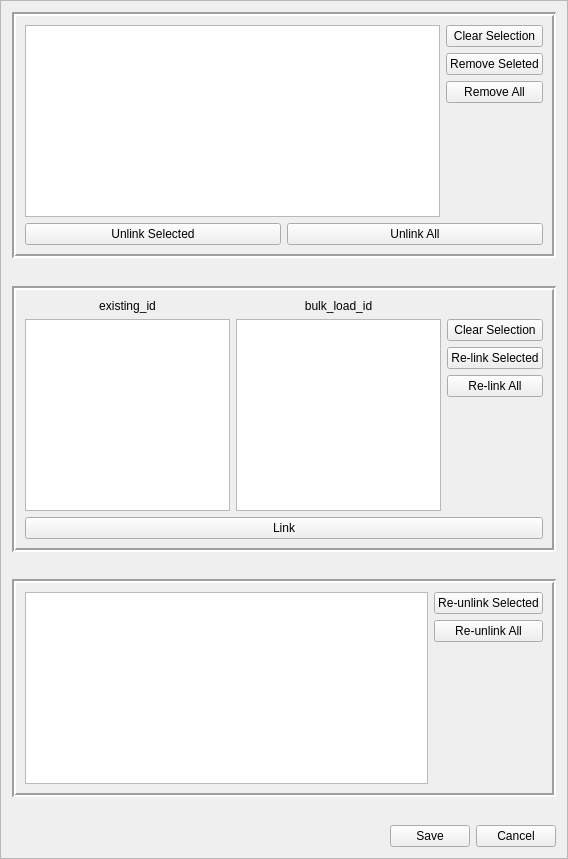
First picture: the form in buildings/gui/alter_building_relationship.ui, repository linz/nz-buildings, before the edit.
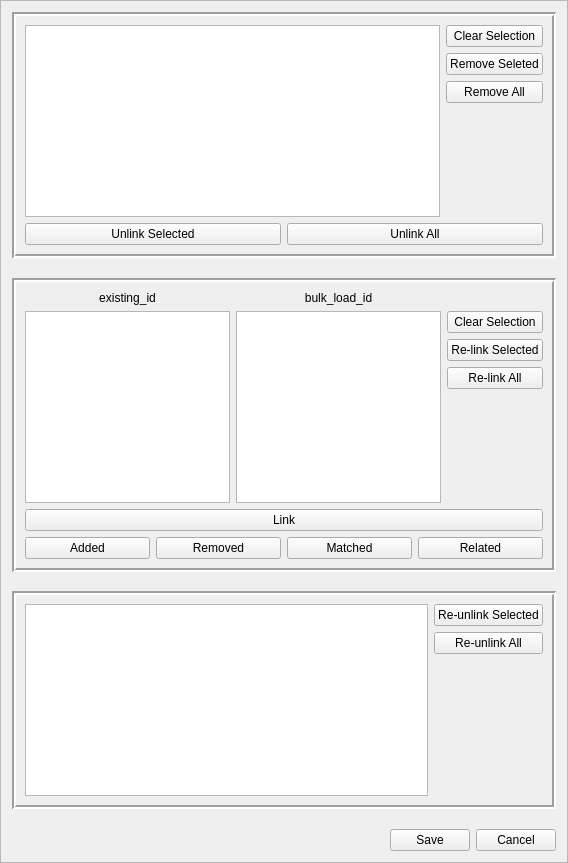
Second picture: the form after the edit.

Commit message: add feature change visualization in layers

What changed in the file:
```diff
--- a/buildings/gui/alter_building_relationship.ui
+++ b/buildings/gui/alter_building_relationship.ui
@@ -7,7 +7,7 @@
     <x>0</x>
     <y>0</y>
     <width>568</width>
-    <height>859</height>
+    <height>863</height>
    </rect>
   </property>
   <property name="windowTitle">
@@ -256,6 +256,38 @@
         </item>
        </layout>
       </item>
+      <item>
+       <layout class="QHBoxLayout" name="horizontalLayout_9">
+        <item>
+         <widget class="QPushButton" name="btn_added">
+          <property name="text">
+           <string>Added</string>
+          </property>
+         </widget>
+        </item>
+        <item>
+         <widget class="QPushButton" name="btn_removed">
+          <property name="text">
+           <string>Removed</string>
+          </property>
+         </widget>
+        </item>
+        <item>
+         <widget class="QPushButton" name="btn_matched">
+          <property name="text">
+           <string>Matched</string>
+          </property>
+         </widget>
+        </item>
+        <item>
+         <widget class="QPushButton" name="btn_related">
+          <property name="text">
+           <string>Related</string>
+          </property>
+         </widget>
+        </item>
+       </layout>
+      </item>
      </layout>
     </widget>
    </item>
```
The commit also changes 1 other file.
